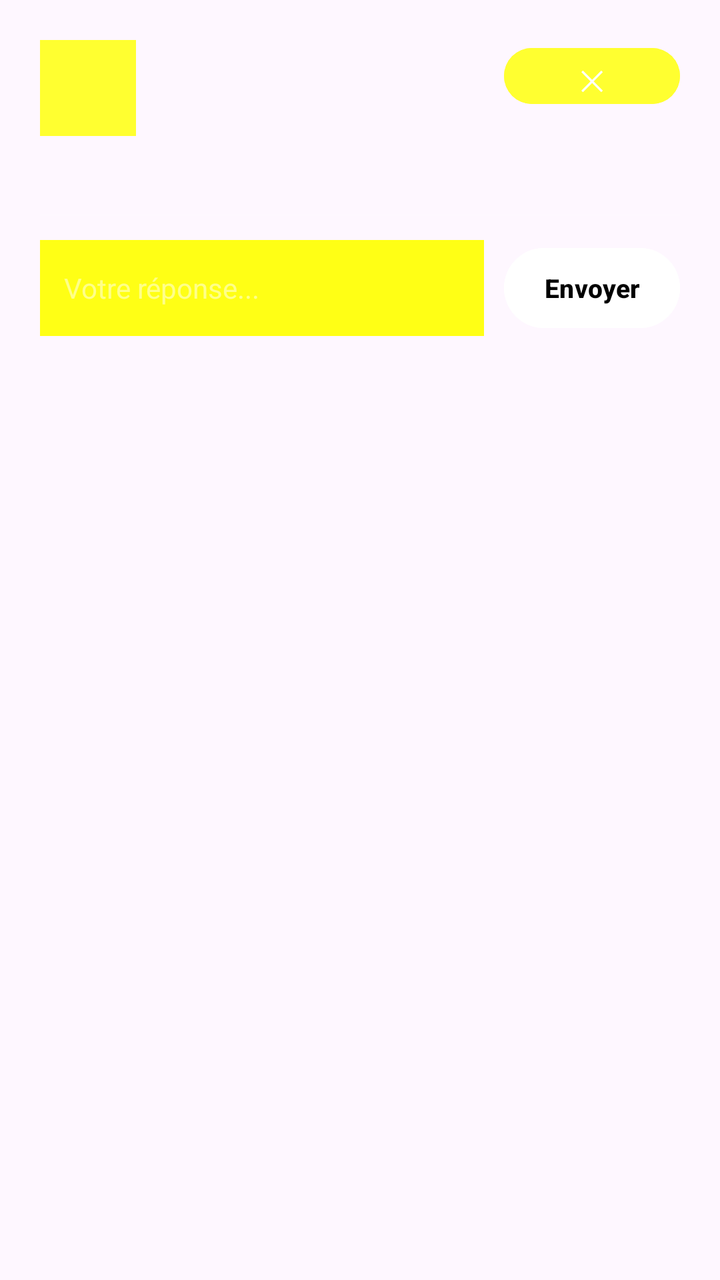
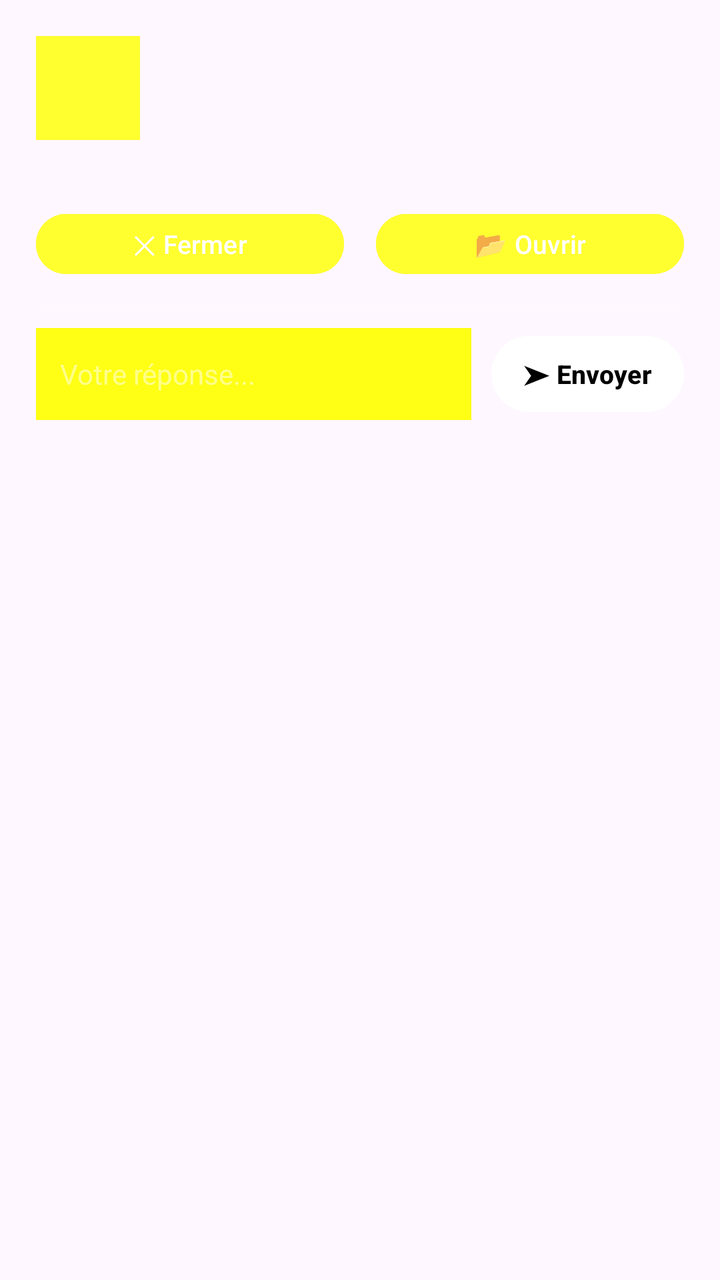

Screens rendered from an Android XML layout before and after an edit, with the pre-edit source and the edit as a unified diff.
<!-- AndroidManifest.xml: application theme Theme.Luncher -->
<!-- res/layout/popup_notification.xml -->
<?xml version="1.0" encoding="utf-8"?>
<LinearLayout xmlns:android="http://schemas.android.com/apk/res/android"
    android:layout_width="match_parent"
    android:layout_height="wrap_content"
    android:orientation="vertical"
    android:padding="20dp"
    android:layout_marginHorizontal="8dp"
    android:layout_marginBottom="12dp"
    android:elevation="40dp">

    <LinearLayout
        android:layout_width="match_parent"
        android:layout_height="wrap_content"
        android:orientation="horizontal"
        android:gravity="top">

        <LinearLayout
            android:layout_width="48dp"
            android:layout_height="48dp"
            android:background="#FFFFFF30"
            android:gravity="center"
            android:layout_marginEnd="14dp">
            
            <ImageView
                android:id="@+id/notif_icon"
                android:layout_width="26dp"
                android:layout_height="26dp"
                android:tint="#FFFFFF"/>
        </LinearLayout>

        <LinearLayout
            android:layout_width="0dp"
            android:layout_height="wrap_content"
            android:layout_weight="1"
            android:orientation="vertical">

            <TextView
                android:id="@+id/notif_title"
                android:layout_width="match_parent"
                android:layout_height="wrap_content"
                android:textSize="16sp"
                android:textStyle="bold"
                android:textColor="#FFFFFF"/>

            <TextView
                android:id="@+id/notif_sender"
                android:layout_width="match_parent"
                android:layout_height="wrap_content"
                android:textSize="14sp"
                android:textColor="#F0FFFFFF"
                android:layout_marginTop="2dp"/>

            <TextView
                android:id="@+id/notif_content"
                android:layout_width="match_parent"
                android:layout_height="wrap_content"
                android:textSize="15sp"
                android:textColor="#FFFFFF"
                android:layout_marginTop="8dp"
                android:maxLines="8"
                android:scrollbars="vertical"
                android:ellipsize="none"/>
        </LinearLayout>

        <Button
            android:id="@+id/btn_close"
            android:layout_width="wrap_content"
            android:layout_height="36dp"
            android:text="✕"
            android:textSize="14sp"
            android:backgroundTint="#FFFFFF30"
            android:textColor="#FFFFFF"
            android:paddingStart="12dp"
            android:paddingEnd="12dp"
            android:layout_marginStart="8dp"
            android:elevation="0dp"/>
    </LinearLayout>

    <View
        android:layout_width="match_parent"
        android:layout_height="1dp"
        android:background="#20FFFFFF"
        android:layout_marginTop="16dp"
        android:layout_marginBottom="12dp"/>

    <LinearLayout
        android:layout_width="match_parent"
        android:layout_height="wrap_content"
        android:orientation="horizontal"
        android:gravity="center_vertical">

        <EditText
            android:id="@+id/et_reply"
            android:layout_width="0dp"
            android:layout_height="wrap_content"
            android:layout_weight="1"
            android:hint="Votre réponse..."
            android:textSize="14sp"
            android:minHeight="48dp"
            android:maxLines="3"
            android:background="#FFFFFF15"
            android:textColor="#FFFFFF"
            android:textColorHint="#80FFFFFF"
            android:textCursorDrawable="@null"
            android:padding="12dp"/>

        <Button
            android:id="@+id/btn_send_reply"
            android:layout_width="wrap_content"
            android:layout_height="48dp"
            android:text="Envoyer"
            android:textSize="13sp"
            android:backgroundTint="#FFFFFF"
            android:textColor="#000000"
            android:layout_marginStart="10dp"
            android:paddingStart="18dp"
            android:paddingEnd="18dp"
            android:textStyle="bold"/>
    </LinearLayout>

</LinearLayout>
<!-- resources referenced by this layout -->
<resources>
  <style name="Theme.Luncher" parent="Theme.Material3.DayNight.NoActionBar">
          <item name="android:statusBarColor">#F5F7FA</item>
      </style>
</resources>

<!-- the commit's change to res/layout/popup_notification.xml (unified diff, before → after) -->
@@ -3,10 +3,10 @@
     android:layout_width="match_parent"
     android:layout_height="wrap_content"
     android:orientation="vertical"
-    android:padding="20dp"
+    android:padding="18dp"
     android:layout_marginHorizontal="8dp"
-    android:layout_marginBottom="12dp"
-    android:elevation="40dp">
+    android:layout_marginBottom="10dp"
+    android:elevation="48dp">
 
     <LinearLayout
         android:layout_width="match_parent"
@@ -15,16 +15,16 @@
         android:gravity="top">
 
         <LinearLayout
-            android:layout_width="48dp"
-            android:layout_height="48dp"
+            android:layout_width="52dp"
+            android:layout_height="52dp"
             android:background="#FFFFFF30"
             android:gravity="center"
             android:layout_marginEnd="14dp">
             
             <ImageView
                 android:id="@+id/notif_icon"
-                android:layout_width="26dp"
-                android:layout_height="26dp"
+                android:layout_width="28dp"
+                android:layout_height="28dp"
                 android:tint="#FFFFFF"/>
         </LinearLayout>
 
@@ -57,21 +57,40 @@
                 android:textSize="15sp"
                 android:textColor="#FFFFFF"
                 android:layout_marginTop="8dp"
-                android:maxLines="8"
+                android:maxLines="6"
                 android:scrollbars="vertical"
                 android:ellipsize="none"/>
         </LinearLayout>
+    </LinearLayout>
+
+    <LinearLayout
+        android:layout_width="match_parent"
+        android:layout_height="wrap_content"
+        android:orientation="horizontal"
+        android:layout_marginTop="14dp"
+        android:gravity="center">
 
         <Button
             android:id="@+id/btn_close"
-            android:layout_width="wrap_content"
-            android:layout_height="36dp"
-            android:text="✕"
-            android:textSize="14sp"
+            android:layout_width="0dp"
+            android:layout_height="38dp"
+            android:layout_weight="1"
+            android:text="✕ Fermer"
+            android:textSize="13sp"
             android:backgroundTint="#FFFFFF30"
             android:textColor="#FFFFFF"
-            android:paddingStart="12dp"
-            android:paddingEnd="12dp"
+            android:layout_marginEnd="8dp"
+            android:elevation="0dp"/>
+
+        <Button
+            android:id="@+id/btn_open_app"
+            android:layout_width="0dp"
+            android:layout_height="38dp"
+            android:layout_weight="1"
+            android:text="📂 Ouvrir"
+            android:textSize="13sp"
+            android:backgroundTint="#FFFFFF30"
+            android:textColor="#FFFFFF"
             android:layout_marginStart="8dp"
             android:elevation="0dp"/>
     </LinearLayout>
@@ -80,8 +99,8 @@
         android:layout_width="match_parent"
         android:layout_height="1dp"
         android:background="#20FFFFFF"
-        android:layout_marginTop="16dp"
-        android:layout_marginBottom="12dp"/>
+        android:layout_marginTop="12dp"
+        android:layout_marginBottom="10dp"/>
 
     <LinearLayout
         android:layout_width="match_parent"
@@ -96,7 +115,7 @@
             android:layout_weight="1"
             android:hint="Votre réponse..."
             android:textSize="14sp"
-            android:minHeight="48dp"
+            android:minHeight="46dp"
             android:maxLines="3"
             android:background="#FFFFFF15"
             android:textColor="#FFFFFF"
@@ -107,14 +126,14 @@
         <Button
             android:id="@+id/btn_send_reply"
             android:layout_width="wrap_content"
-            android:layout_height="48dp"
-            android:text="Envoyer"
+            android:layout_height="46dp"
+            android:text="➤ Envoyer"
             android:textSize="13sp"
             android:backgroundTint="#FFFFFF"
             android:textColor="#000000"
             android:layout_marginStart="10dp"
-            android:paddingStart="18dp"
-            android:paddingEnd="18dp"
+            android:paddingStart="16dp"
+            android:paddingEnd="16dp"
             android:textStyle="bold"/>
     </LinearLayout>
 
